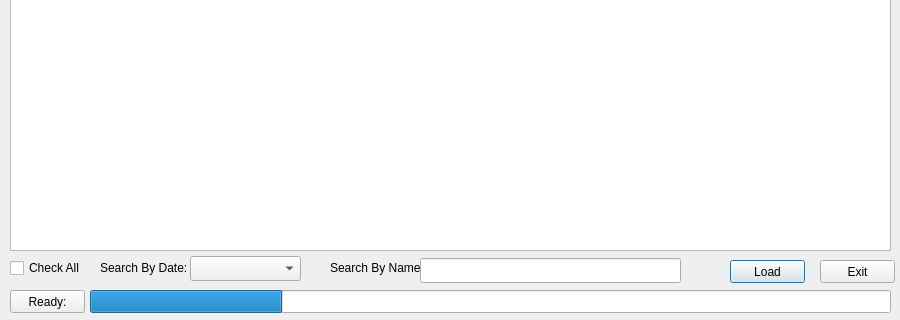
First picture: the form in Dialog/loadfiledlg.ui, repository jasonborn/HLA, before the edit; both pictures show x 0 to 900 and y 280 to 600 of the 900 by 600 pixel window.
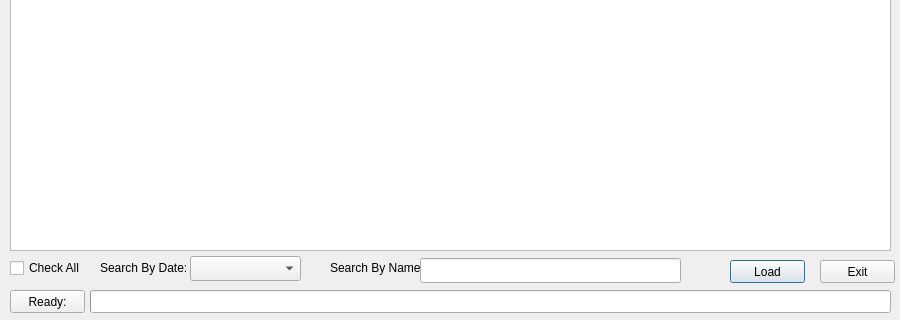
Second picture: the form after the edit. Icons and pictures are not drawn.

Diff of the .ui file:
```diff
--- a/Dialog/loadfiledlg.ui
+++ b/Dialog/loadfiledlg.ui
@@ -131,7 +131,7 @@
     </rect>
    </property>
    <property name="value">
-    <number>24</number>
+    <number>0</number>
    </property>
    <property name="textVisible">
     <bool>false</bool>
```
Left out of the diff: 10 changed lines with no effect on the pictures.
